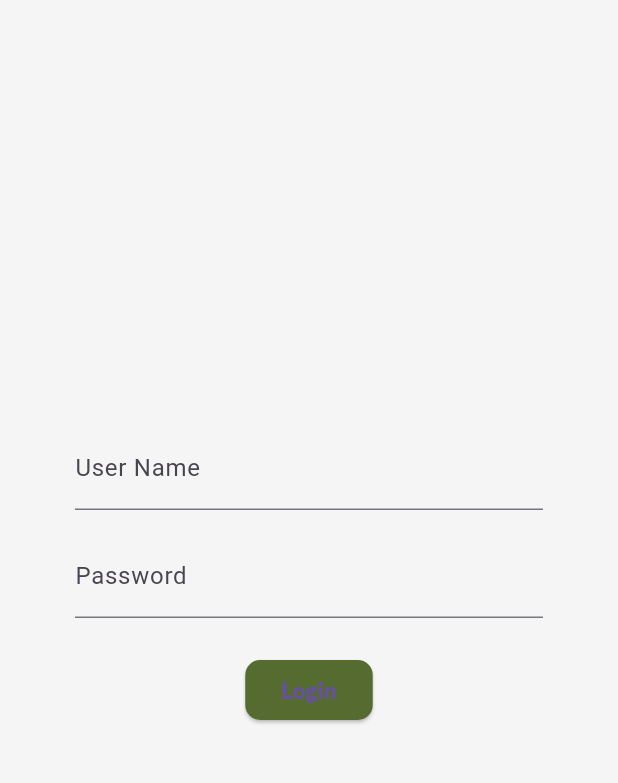
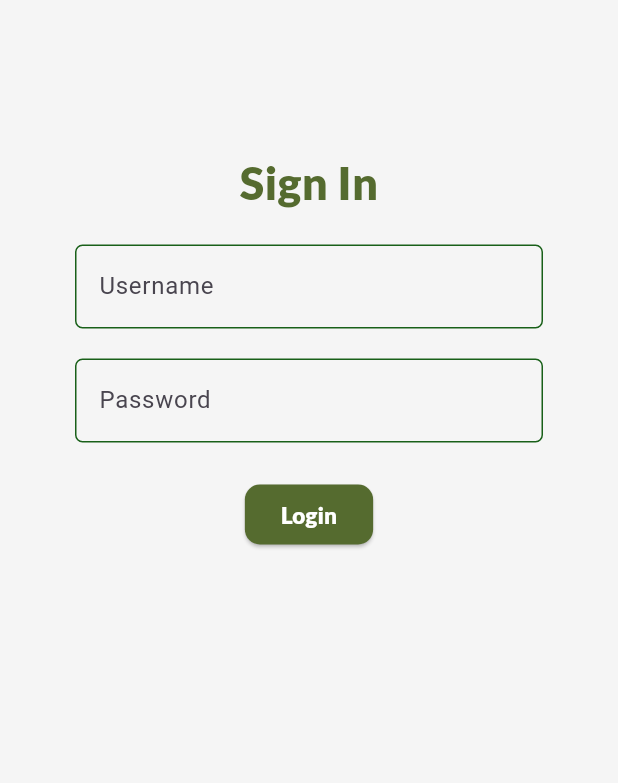
Before and after one commit to jerardh/safe-bite, a Flutter app: the screen it shows after launch, on a phone screen of 412 x 824 dp, the part 84-867 px from its top. Run offline on Flutter 3.47's test engine with Material 3 defaults, Android fonts, the phone set to English and light mode, and no system bars; our stand-ins replace cloud_firestore, firebase_core, google_fonts, image_picker, percent_indicator; missing offline and left inert: dart:ffi; accounts and stored records are empty.

Commit message:
UPDATE Sign In

```diff
--- a/lib/screens/signin/signIn.dart
+++ b/lib/screens/signin/signIn.dart
@@ -1,14 +1,15 @@
 import 'package:cloud_firestore/cloud_firestore.dart';
 import 'package:flutter/material.dart';
 import 'package:safebite/screens/home/home.dart';
+import 'package:safebite/util/AppCircularProgress.dart';
 import 'package:safebite/util/AppText.dart';
 import 'package:safebite/util/HashingHelper.dart';
 import 'package:safebite/util/appColor.dart';
+import 'package:safebite/util/util.dart';
 
 class SignIn extends StatefulWidget {
   var userName;
   var passWord;
-
   SignIn({super.key});
   @override
   State<StatefulWidget> createState() {
@@ -21,8 +22,12 @@ class SignInState extends State<SignIn> {
       FirebaseFirestore.instance.collection('userInfo');
   final TextEditingController _userNameController = TextEditingController();
   final TextEditingController _passwordController = TextEditingController();
+  bool _isLoading = false;
   Hashinghelper hashinghelper = Hashinghelper();
   Future<void> login() async {
+    setState(() {
+      _isLoading = true;
+    });
     String userName = _userNameController.text.trim();
     String password = hashinghelper.hashString(_passwordController.text.trim());
     if (userName.isEmpty || password.isEmpty) {
@@ -52,39 +57,53 @@ class SignInState extends State<SignIn> {
             content: Text("Please enter a valid username and password")));
       }
     }
+    setState(() {
+      _isLoading = false;
+    });
   }
 
   @override
   Widget build(BuildContext context) {
     return Padding(
-        padding: const EdgeInsets.all(50.0),
+        padding: const EdgeInsets.only(
+            left: 50.0, right: 50.0, top: 100.0, bottom: 0.0),
         child: Column(
-          mainAxisAlignment: MainAxisAlignment.center,
+          mainAxisAlignment: MainAxisAlignment.start,
           children: [
+            Text("Sign In", style: AppText().secondaryStyle),
+            SizedBox(height: 20),
             TextField(
               controller: _userNameController,
-              decoration: const InputDecoration(
-                labelText: "User Name",
-              ),
+              decoration:
+                  Util().appTextFieldDecoration.copyWith(labelText: "Username"),
             ),
-            const SizedBox(height: 16),
+            const SizedBox(height: 20),
             TextField(
               controller: _passwordController,
               obscureText: true,
-              decoration: const InputDecoration(
-                labelText: "Password",
-              ),
+              decoration:
+                  Util().appTextFieldDecoration.copyWith(labelText: "Password"),
             ),
             const SizedBox(height: 24),
             ElevatedButton(
-                onPressed: () => {login()},
+                onPressed: _isLoading ? null : () => {login()},
                 style: ElevatedButton.styleFrom(
-                    textStyle: AppText().textStyle,
+                    disabledBackgroundColor: AppColor.background,
+                    disabledForegroundColor: AppColor.background,
                     backgroundColor: AppColor.primaryDarker,
                     shape: const RoundedRectangleBorder(
                         borderRadius: BorderRadius.all(Radius.circular(10)))),
                 // onPressed: _login,
-                child: const Text("Login")),
+                child: _isLoading
+                    ? SizedBox(
+                        child: Appcircularprogress(),
+                        width: 40,
+                        height: 40,
+                      )
+                    : Text(
+                        "Login",
+                        style: AppText().textStyle,
+                      )),
           ],
         ));
   }
--- a/lib/util/AppCircularProgress.dart
+++ b/lib/util/AppCircularProgress.dart
@@ -4,10 +4,12 @@ import 'package:safebite/util/appColor.dart';
 class Appcircularprogress extends StatelessWidget {
   @override
   Widget build(BuildContext context) {
-    return (CircularProgressIndicator(
+    return (Container
+    (color: Colors.white,
+      child: CircularProgressIndicator(
       strokeWidth: 5,
       backgroundColor: AppColor.secondary,
       valueColor: const AlwaysStoppedAnimation(AppColor.primaryDarkest),
-    ));
+    )));
   }
 }
--- a/lib/util/util.dart
+++ b/lib/util/util.dart
@@ -5,4 +5,21 @@ import 'package:safebite/util/appColor.dart';
 class Util {
   static const title = "Safe Bite";
   var appBar = AppBar(title: Heading(), backgroundColor: AppColor.primary);
+  var appTextFieldDecoration = InputDecoration(
+    floatingLabelStyle: TextStyle(color: AppColor.primaryDarkest),
+    enabledBorder: OutlineInputBorder(
+      borderRadius: BorderRadius.circular(5),
+      borderSide: BorderSide(
+        color: AppColor.primaryDarkest,
+        width: 1.0,
+      ),
+    ),
+    focusedBorder: OutlineInputBorder(
+      borderRadius: BorderRadius.circular(5),
+      borderSide: BorderSide(
+        color: AppColor.primaryDarkest,
+        width: 2.0,
+      ),
+    ),
+  );
 }
```
